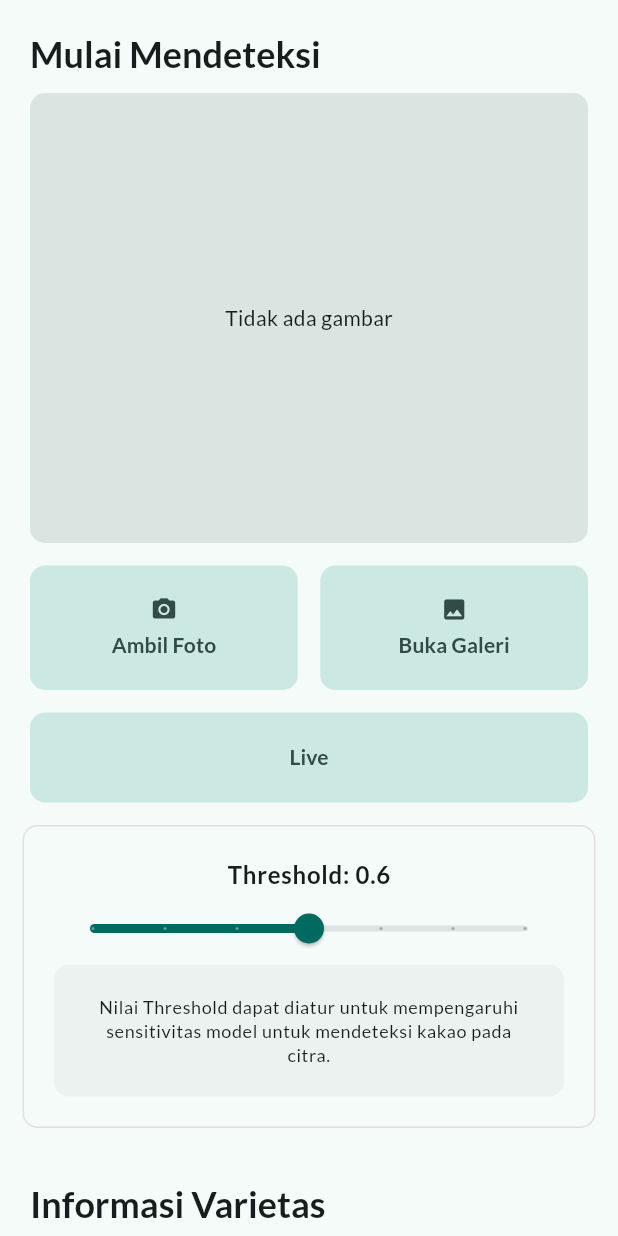
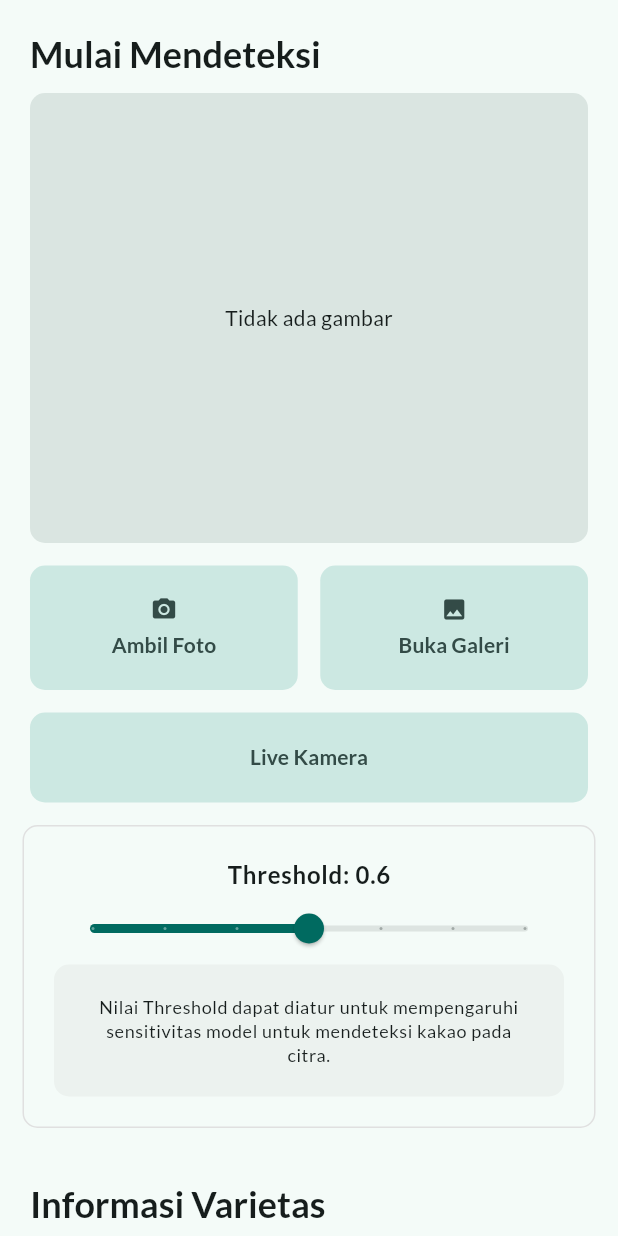
Before and after one commit to tingkatin/tflite_flutter, a Flutter app: the screen it shows after launch, on a phone screen of 412 x 824 dp. Run offline on Flutter 3.47's test engine with Material 2 defaults, Android fonts, the phone set to English and light mode, and no system bars; our stand-ins replace camera, google_fonts, image_picker, syncfusion_flutter_gauges; missing offline and left inert: resource_usage, tflite_flutter.

Commit message:
Change live button text

```diff
--- a/lib/pages/home.dart
+++ b/lib/pages/home.dart
@@ -210,7 +210,7 @@ class _HomeState extends State<Home> {
                       shape: RoundedRectangleBorder(
                           borderRadius:
                               BorderRadius.circular(Constants.borderRadius))),
-                  child: const Text("Live")),
+                  child: const Text("Live Kamera")),
             ),
 
             const SizedBox(height: Constants.distance),
```
